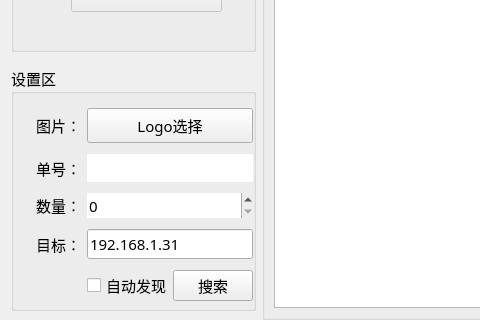
Before: the Qt Designer form ip_qc/home/home_workwid.ui in ChinaClever/IP-Tools, drawn with Qt 5; both pictures show x 0 to 480 and y 179 to 499 of the 1108 by 499 pixel window.
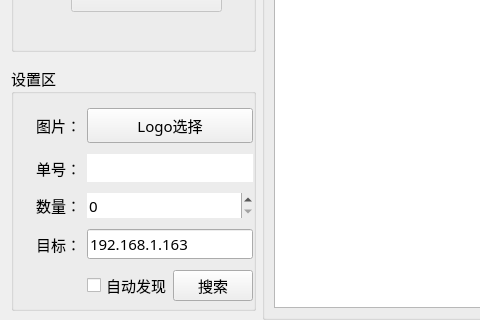
After: the same form once the commit is applied.

The edit to the form file:
```diff
--- a/ip_qc/home/home_workwid.ui
+++ b/ip_qc/home/home_workwid.ui
@@ -647,7 +647,7 @@
          <bool>true</bool>
         </property>
         <property name="text">
-         <string>192.168.1.31</string>
+         <string>192.168.1.163</string>
         </property>
        </widget>
       </item>
```
